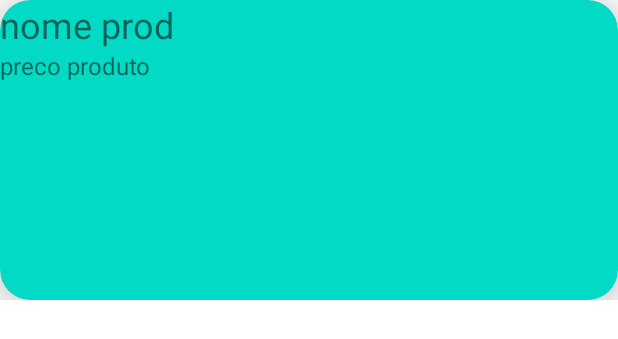
After one commit to banzathedev/GitRepoApp, an Android app: the layout item_list.xml on its own in the app's theme, with its tools: preview values and no code run, on a phone screen of 412 x 824 dp. The commit adds this screen. Shown: the top 339 px of the screen. Run offline under Robolectric (Android 15) with nearby library versions, the phone set to English and light mode, and no system bars.

Commit message:
Preparacao para exibir a lista

```diff
--- /dev/null
+++ b/app/src/main/res/layout/item_list.xml
@@ -0,0 +1,52 @@
+<?xml version="1.0" encoding="utf-8"?>
+<androidx.constraintlayout.widget.ConstraintLayout xmlns:android="http://schemas.android.com/apk/res/android"
+    android:layout_width="match_parent"
+    android:layout_height="wrap_content"
+    xmlns:app="http://schemas.android.com/apk/res-auto"
+    xmlns:tools="http://schemas.android.com/tools">
+    <com.google.android.material.card.MaterialCardView
+        android:id="@+id/cardViewiTEMxML"
+        android:layout_width="match_parent"
+        android:layout_height="200dp"
+        android:backgroundTint="@color/teal_200"
+        app:cardCornerRadius="20dp"
+        app:cardElevation="20dp"
+        app:layout_constraintBottom_toBottomOf="parent"
+        app:layout_constraintStart_toStartOf="parent"
+        app:layout_constraintTop_toTopOf="parent">
+
+        <androidx.constraintlayout.widget.ConstraintLayout
+            android:layout_width="match_parent"
+            android:layout_height="match_parent">
+
+            <TextView
+                android:id="@+id/textViewRepoName"
+                android:layout_width="0dp"
+                android:layout_height="wrap_content"
+                android:textSize="24dp"
+                app:layout_constraintEnd_toEndOf="parent"
+                app:layout_constraintStart_toStartOf="parent"
+                app:layout_constraintTop_toTopOf="parent"
+                tools:text="nome prod" />
+
+            <TextView
+                android:id="@+id/textRepoAlgo"
+                android:layout_width="0dp"
+                android:layout_height="wrap_content"
+                android:textSize="16dp"
+                app:layout_constraintEnd_toEndOf="parent"
+                app:layout_constraintHorizontal_bias="0.0"
+                app:layout_constraintStart_toStartOf="@+id/textViewRepoName"
+                app:layout_constraintTop_toBottomOf="@id/textViewRepoName"
+                tools:text="preco produto" />
+
+            <TextView
+                android:id="@+id/textViewProductCategory"
+                android:layout_width="match_parent"
+                android:layout_height="wrap_content"
+                app:layout_constraintEnd_toEndOf="parent"
+                app:layout_constraintStart_toStartOf="parent"
+                app:layout_constraintTop_toBottomOf="@id/textRepoAlgo" />
+        </androidx.constraintlayout.widget.ConstraintLayout>
+    </com.google.android.material.card.MaterialCardView>
+</androidx.constraintlayout.widget.ConstraintLayout>
--- a/app/src/main/res/layout/list_fragment.xml
+++ b/app/src/main/res/layout/list_fragment.xml
@@ -1,13 +1,18 @@
 <?xml version="1.0" encoding="utf-8"?>
-<FrameLayout xmlns:android="http://schemas.android.com/apk/res/android"
+<androidx.constraintlayout.widget.ConstraintLayout xmlns:android="http://schemas.android.com/apk/res/android"
+    xmlns:app="http://schemas.android.com/apk/res-auto"
     xmlns:tools="http://schemas.android.com/tools"
     android:layout_width="match_parent"
     android:layout_height="match_parent"
     tools:context=".ui.view.ListFragment">
 
-    <TextView
-        android:layout_width="match_parent"
-        android:layout_height="match_parent"
-        android:text="Hello" />
+    <androidx.recyclerview.widget.RecyclerView
+        android:id="@+id/recyclerViewNoXml"
+        android:layout_width="wrap_content"
+        android:layout_height="wrap_content"
+        app:layout_constraintBottom_toBottomOf="parent"
+        app:layout_constraintEnd_toEndOf="parent"
+        app:layout_constraintStart_toStartOf="parent"
+        app:layout_constraintTop_toTopOf="parent" />
 
-</FrameLayout>
+</androidx.constraintlayout.widget.ConstraintLayout>
```
